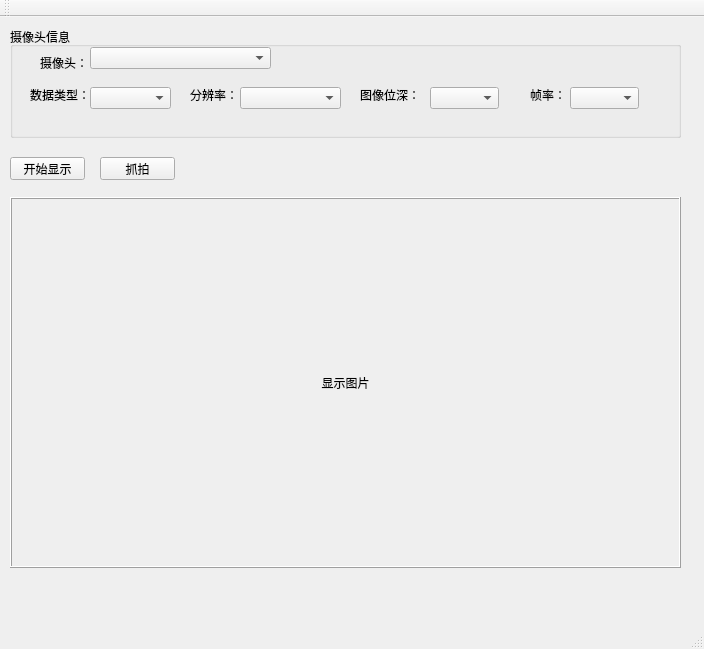
K0bai/CameraTools, file CameraTools/CameraTools/CameraTools.ui: the form before one commit.
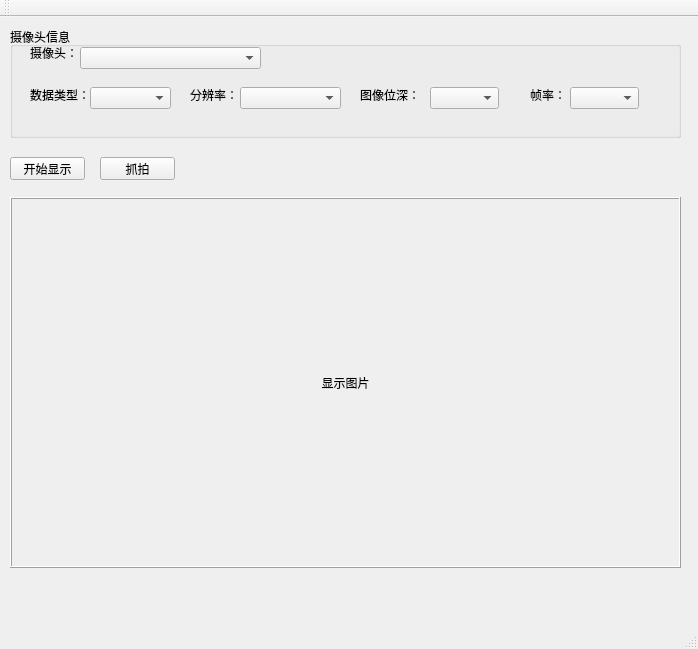
The form after the commit.

The edit to the form file:
```diff
--- a/CameraTools/CameraTools/CameraTools.ui
+++ b/CameraTools/CameraTools/CameraTools.ui
@@ -6,7 +6,7 @@
    <rect>
     <x>0</x>
     <y>0</y>
-    <width>704</width>
+    <width>698</width>
     <height>649</height>
    </rect>
   </property>
@@ -29,7 +29,7 @@
     <widget class="QComboBox" name="comboBox_Camera">
      <property name="geometry">
       <rect>
-       <x>80</x>
+       <x>70</x>
        <y>20</y>
        <width>181</width>
        <height>22</height>
@@ -39,8 +39,8 @@
     <widget class="QLabel" name="label">
      <property name="geometry">
       <rect>
-       <x>30</x>
-       <y>30</y>
+       <x>20</x>
+       <y>20</y>
        <width>54</width>
        <height>12</height>
       </rect>
```
Left out of the diff: 19 changed lines with no effect on the pictures.
